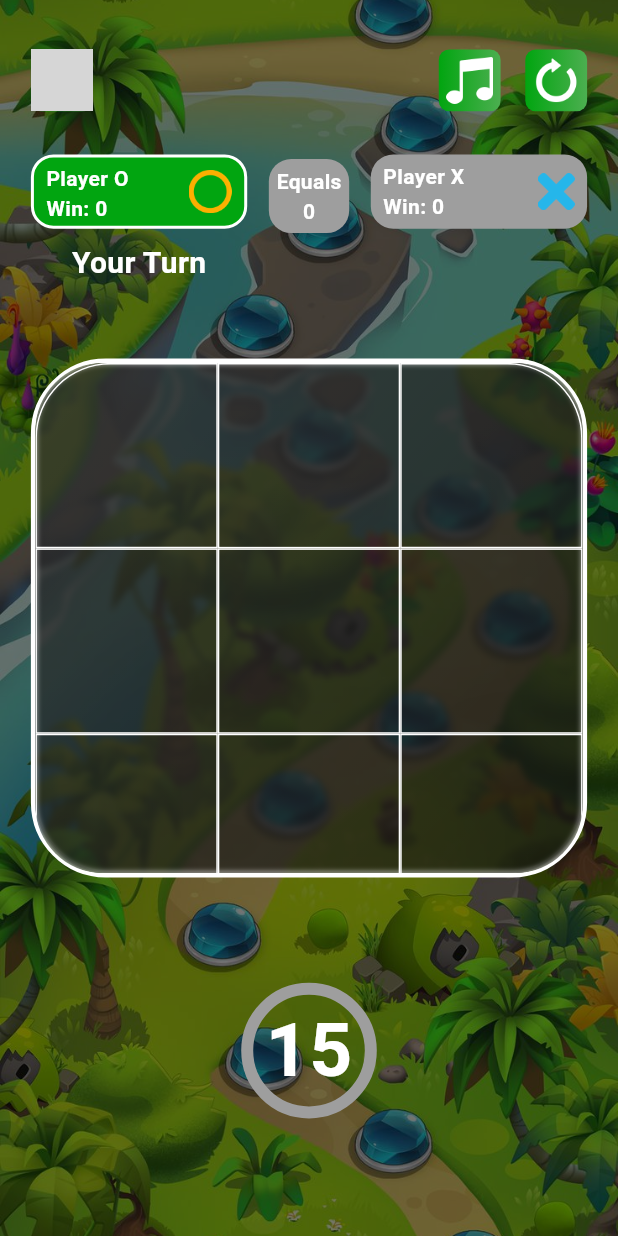
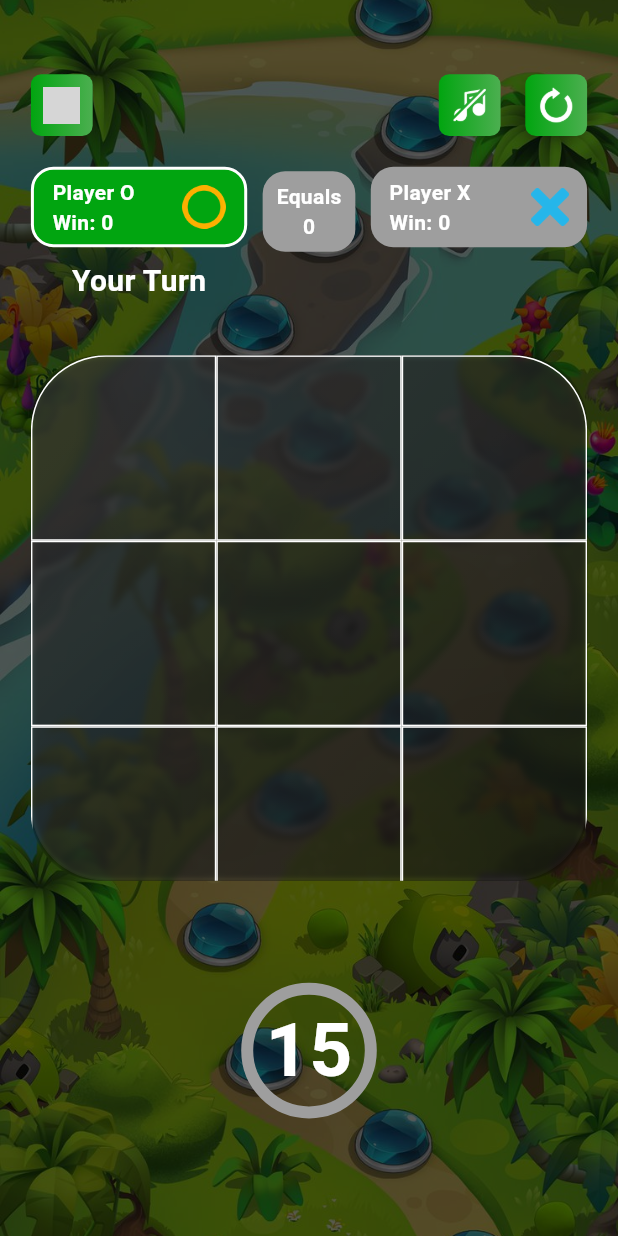
Before and after one commit to MuhammadBilalAkbar/tic_tac_toe_game, a Flutter app: the screen it shows after launch, on a phone screen of 412 x 824 dp. Run offline on Flutter 3.47's test engine with Material 3 defaults, Android fonts, the phone set to English and light mode, and no system bars; our stand-ins replace audioplayers; grey boxes are pictures that could not be loaded.

Commit message:
Initial commit

```diff
--- a/lib/constants/constants.dart
+++ b/lib/constants/constants.dart
@@ -12,6 +12,7 @@ const pauseIcon = 'assets/icons/pause.png';
 const resumeIcon = 'assets/icons/resume.png';
 const musicIcon = 'assets/icons/music.png';
 const resetIcon = 'assets/icons/reset.png';
+const noMusicIcon = 'assets/icons/no_music.png';
 
 // Audios
 const equalSound = 'audios/equal.wav';
--- a/lib/pages/home_page.dart
+++ b/lib/pages/home_page.dart
@@ -1,4 +1,5 @@
 import 'dart:async';
+import 'dart:math';
 
 import 'package:audioplayers/audioplayers.dart';
 import 'package:flutter/material.dart';
@@ -51,7 +52,7 @@ class _HomePageState extends State<HomePage> {
                 fit: BoxFit.fitWidth,
               ),
               Container(
-                color: Colors.black54,
+                color: Colors.black.withOpacity(0.65),
                 height: double.infinity,
                 width: double.infinity,
               ),
@@ -71,33 +72,30 @@ class _HomePageState extends State<HomePage> {
       top: 0,
       left: 0,
       right: 0,
-      bottom: height * 0.87,
+      bottom: height * 0.83,
       child: Container(
-        // height: double.infinity,
-        // width: double.infinity,
+        height: double.infinity,
+        width: double.infinity,
         margin: EdgeInsets.all(width * 0.05),
         child: Row(
           children: [
             buildIconButton(
-              // onTap: () => pauseGame(width, height),
-              onTap: () => showWinDialog(width: width, height: height, winner: 'm'),
+              onTap: () => pauseGame(width, height),
+              // onTap: () => showWinDialog(width: width, height: height, winner: 'm'),
               image: isPaused ? resumeIcon : pauseIcon,
               width: width,
-              // height: height,
             ),
             const Spacer(),
             buildIconButton(
               onTap: toggleSound,
-              image: musicIcon,
+              image: isMuted ? musicIcon : noMusicIcon,
               width: width,
-              // height: height,
             ),
             SizedBox(width: width * 0.04),
             buildIconButton(
               onTap: () => resetGame(width, height),
               image: resetIcon,
               width: width,
-              // height: height,
             ),
           ],
         ),
@@ -107,7 +105,7 @@ class _HomePageState extends State<HomePage> {
 
   Widget getScoreBoard(double width, double height) {
     return Positioned(
-      top: height * 0.1,
+      top: height * 0.11,
       left: 0,
       right: 0,
       child: Center(
@@ -117,13 +115,14 @@ class _HomePageState extends State<HomePage> {
             mainAxisAlignment: MainAxisAlignment.spaceBetween,
             children: [
               Column(
+                mainAxisAlignment: MainAxisAlignment.center,
                 children: [
                   Container(
-                    height: height * 0.06,
+                    height: height * 0.065,
                     width: width * 0.35,
                     padding: EdgeInsets.symmetric(
-                      vertical: width * 0.01,
-                      horizontal: width * 0.02,
+                      vertical: width * 0.011,
+                      horizontal: width * 0.03,
                     ),
                     decoration: BoxDecoration(
                       color: isOTurn ? greenColor : Colors.grey,
@@ -162,8 +161,8 @@ class _HomePageState extends State<HomePage> {
                 ],
               ),
               Container(
-                height: height * 0.06,
-                width: width * 0.13,
+                height: height * 0.065,
+                width: width * 0.15,
                 margin: EdgeInsets.only(bottom: height * 0.038),
                 decoration: BoxDecoration(
                   color: Colors.grey,
@@ -180,11 +179,11 @@ class _HomePageState extends State<HomePage> {
               Column(
                 children: [
                   Container(
-                    height: height * 0.06,
+                    height: height * 0.065,
                     width: width * 0.35,
                     padding: EdgeInsets.symmetric(
-                      vertical: width * 0.01,
-                      horizontal: width * 0.02,
+                      vertical: width * 0.011,
+                      horizontal: width * 0.03,
                     ),
                     decoration: BoxDecoration(
                       color: !isOTurn ? greenColor : Colors.grey,
@@ -233,15 +232,17 @@ class _HomePageState extends State<HomePage> {
     return Align(
       alignment: Alignment.center,
       child: Container(
-        height: height * 0.42,
+        height: height * 0.425,
         width: double.infinity,
         margin: EdgeInsets.all(width * 0.05),
         decoration: BoxDecoration(
           color: Colors.black.withOpacity(0.7),
-          border: Border.all(color: Colors.white, width: 3),
+          // border: Border.all(color: Colors.white, width: 3),
           borderRadius: BorderRadius.circular(50),
         ),
         child: FrostedGlassBox(
+          child: SizedBox(
+            height: height * 0.425,
             child: GridView.builder(
               itemCount: 9,
               gridDelegate: SliverGridDelegateWithFixedCrossAxisCount(
@@ -274,7 +275,7 @@ class _HomePageState extends State<HomePage> {
                   child: Container(
                     decoration: BoxDecoration(
                       borderRadius: borderRadius,
-                    border: Border.all(color: Colors.white),
+                      border: Border.all(color: Colors.white, width: 1),
                     ),
                     child: Center(
                       child: Image(
@@ -284,6 +285,7 @@ class _HomePageState extends State<HomePage> {
                   ),
                 );
               },
+            ),
           ),
         ),
       ),
@@ -311,7 +313,8 @@ class _HomePageState extends State<HomePage> {
                 strokeWidth: 8,
                 backgroundColor: !isOTurn ? greenColor : Colors.grey,
               ),
-              Center(
+              Align(
+                alignment: Alignment.center,
                 child: Text(
                   '$seconds',
                   style: const TextStyle(
@@ -338,6 +341,7 @@ class _HomePageState extends State<HomePage> {
       child: Container(
         width: width * 0.1,
         height: width * 0.1,
+        padding: EdgeInsets.all(width * 0.02),
         decoration: BoxDecoration(
           gradient: const LinearGradient(colors: [
             greenColor,
@@ -345,7 +349,7 @@ class _HomePageState extends State<HomePage> {
           ]),
           borderRadius: BorderRadius.circular(7),
         ),
-        child: Image.asset(image, scale: width / 200),
+        child: Image.asset(image),
       ),
     );
   }
@@ -359,8 +363,9 @@ class _HomePageState extends State<HomePage> {
     return GestureDetector(
       onTap: onTap,
       child: Container(
-        width: width,
-        height: height,
+        width: width * 0.2,
+        height: height * 0.05,
+        padding: EdgeInsets.symmetric(horizontal: width * 0.01, vertical: height * 0.005),
         decoration: BoxDecoration(
           color: greenColor,
           borderRadius: BorderRadius.circular(7),
@@ -469,10 +474,10 @@ class _HomePageState extends State<HomePage> {
               children: [
                 const Spacer(),
                 buildTextButton(
-                  onTap: Navigator.of(context).pop,
-                  width: width * 0.11,
-                  height: width * 0.075,
+                  onTap: ()=> Navigator.pop(context),
                   text: 'No',
+                  width: width,
+                  height: height,
                 ),
                 SizedBox(width: width * 0.02),
                 buildTextButton(
@@ -487,13 +492,15 @@ class _HomePageState extends State<HomePage> {
                       playerOScore = 0;
                       playerXScore = 0;
                       equal = 0;
+                      resetTimer();
+                      pauseTimer();
                     });
                     playSound(resetGameSound);
                     Navigator.pop(context);
                   },
-                  width: width * 0.11,
-                  height: width * 0.075,
                   text: 'Yes',
+                  width: width,
+                  height: height,
                 ),
               ],
             ),
@@ -533,10 +540,10 @@ class _HomePageState extends State<HomePage> {
               children: [
                 const Spacer(),
                 buildTextButton(
-                  onTap: Navigator.of(context).pop,
-                  width: width * 0.11,
-                  height: width * 0.075,
+                  onTap: () => Navigator.pop(context),
                   text: 'No',
+                  width: width,
+                  height: height,
                 ),
                 SizedBox(width: width * 0.02),
                 buildTextButton(
@@ -547,9 +554,9 @@ class _HomePageState extends State<HomePage> {
                     });
                     Navigator.pop(context);
                   },
-                  width: width * 0.11,
-                  height: width * 0.075,
                   text: 'Yes',
+                  width: width,
+                  height: height,
                 ),
               ],
             ),
@@ -560,6 +567,21 @@ class _HomePageState extends State<HomePage> {
   }
 
   void onTap(int index, double width, double height) {
+
+    // void makeComputerMove(double width, double height) {
+    //   List<int> emptyIndexes = [];
+    //   for (int i = 0; i < listXO.length; i++) {
+    //     if (listXO[i] == emptyImage) {
+    //       emptyIndexes.add(i);
+    //     }
+    //   }
+    //
+    //   if (emptyIndexes.isNotEmpty) {
+    //     int randomIndex = emptyIndexes[Random().nextInt(emptyIndexes.length)];
+    //     onTap(randomIndex, width, height);
+    //   }
+    // }
+
     if (listXO[index] != emptyImage || winnerO || winnerX || filledBoxes == 9) {
       return;
     }
@@ -586,7 +608,15 @@ class _HomePageState extends State<HomePage> {
         playSound(equalSound);
         cancelTimer();
         showWinDialog(winner: 'Equal!', width: width, height: height);
+        return;
       }
+
+      // If it's the computer's turn, make a random move
+      // if (!isOTurn) {
+      //   Future.delayed(Duration(milliseconds: 500), () {
+      //     makeComputerMove(width, height);
+      //   });
+      // }
     });
   }
 
@@ -608,17 +638,21 @@ class _HomePageState extends State<HomePage> {
             });
 
             return AlertDialog(
-              insetPadding: EdgeInsets.zero,
-              contentPadding: EdgeInsets.only(top: height * 0.05),
-              content: Column(
-                mainAxisSize: MainAxisSize.min,
+              content: Stack(
+                clipBehavior: Clip.none,
+                alignment: Alignment.center,
                 children: [
-                  Stack(
-                    clipBehavior: Clip.none,
-                    children: [
+                  Positioned(
+                    bottom: height * 0.08,
+                    left: 0,
+                    right: 0,
+                    child: Image.asset(
+                      winImage,
+                      // scale: width / 400,
+                    ),
+                  ),
                   Container(
-                        // height: height * 0.1,
-                        margin: EdgeInsets.all(width * 0.06),
+                    margin: EdgeInsets.only(top: height * 0.06),
                     child: Column(
                       mainAxisSize: MainAxisSize.min,
                       children: [
@@ -653,18 +687,6 @@ class _HomePageState extends State<HomePage> {
                         ),
                       ],
                     ),
-                      ),
-                      Positioned(
-                        // bottom: height * 0.08,
-                        // left: width * 0.01,
-                        bottom: height * 0.12,
-                        left: width * 0.08,
-                        child: Image.asset(
-                          winImage,
-                          scale: width / 400,
-                        ),
-                      ),
-                    ],
                   ),
                 ],
               ),
```
Also changed, not shown: assets/icons/music.png, assets/icons/no_music.png (added), assets/images/win.png. Lines whose indentation alone changed are shown as unchanged.
